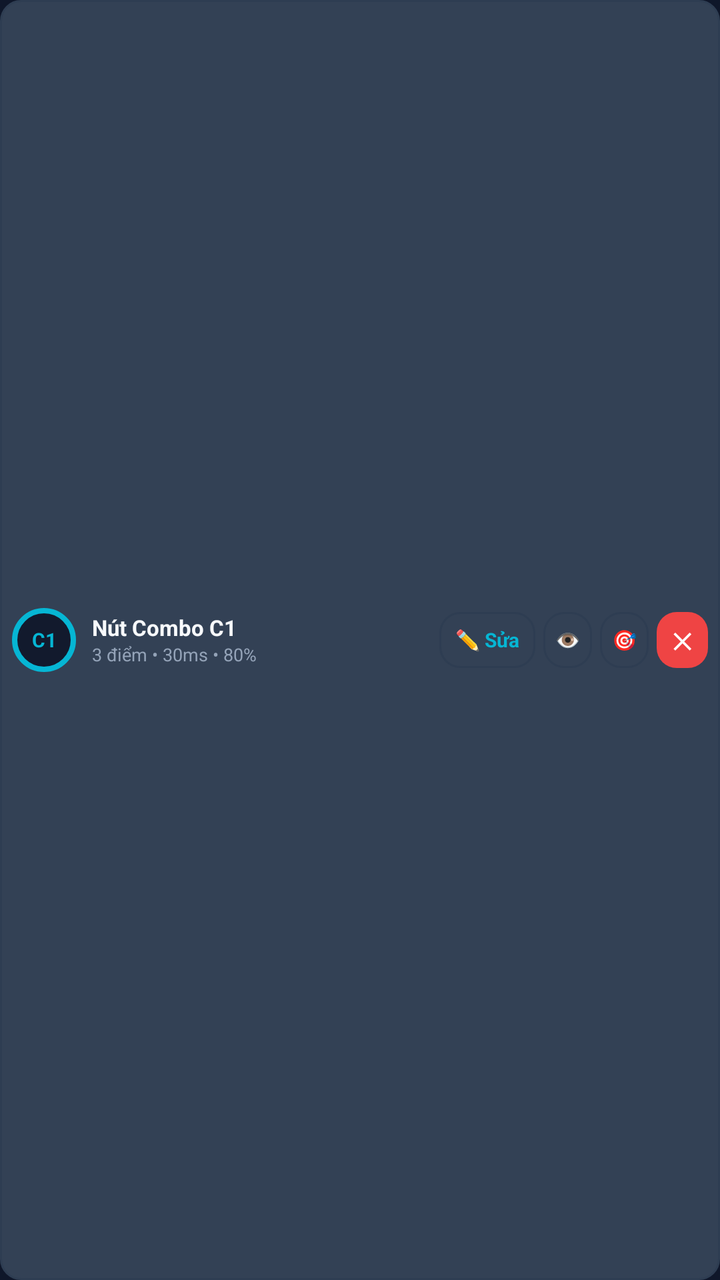
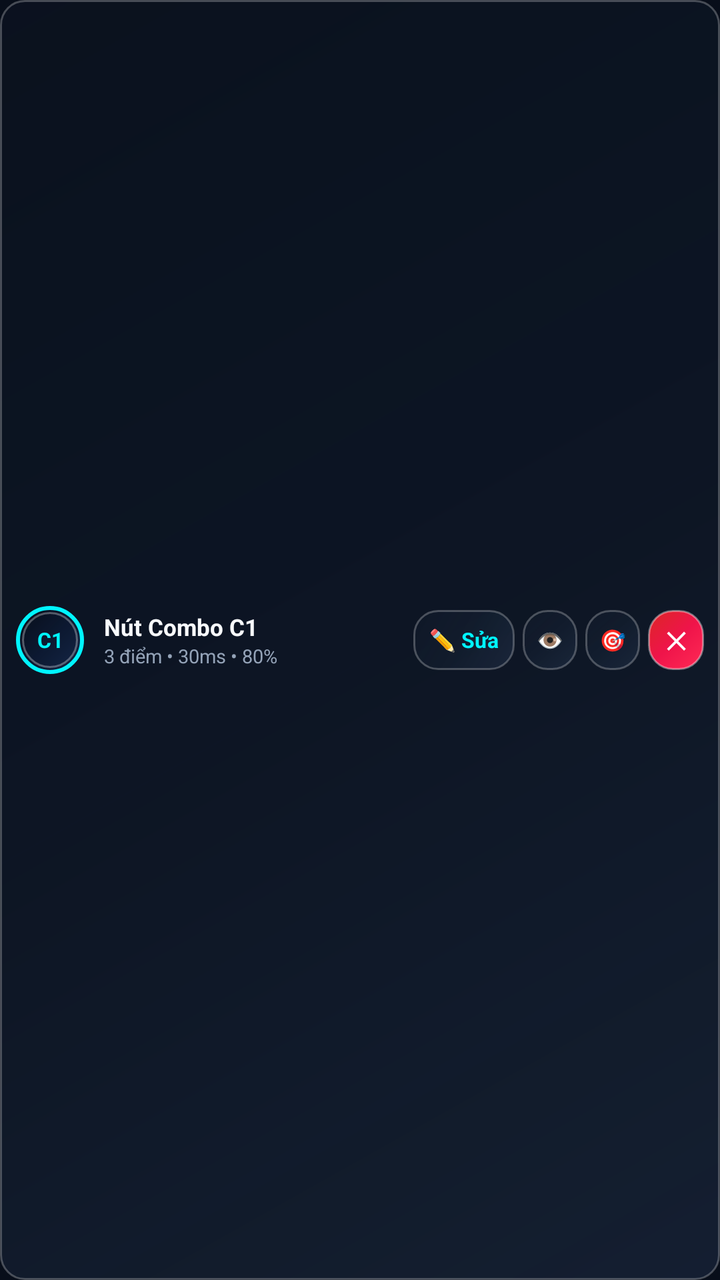

Screens rendered from an Android XML layout before and after an edit, with the pre-edit source and the edit as a unified diff.
<!-- AndroidManifest.xml: application theme Theme.MacroGaming -->
<!-- res/layout/item_assigned_trigger.xml -->
<?xml version="1.0" encoding="utf-8"?>
<LinearLayout xmlns:android="http://schemas.android.com/apk/res/android"
    android:layout_width="match_parent"
    android:layout_height="wrap_content"
    android:layout_marginTop="4dp"
    android:layout_marginBottom="4dp"
    android:background="@drawable/bg_turbo_btn_secondary"
    android:gravity="center_vertical"
    android:orientation="horizontal"
    android:padding="6dp">

    <TextView
        android:id="@+id/tvTriggerBadge"
        android:layout_width="32dp"
        android:layout_height="32dp"
        android:background="@drawable/bg_floating_macro_btn_idle"
        android:gravity="center"
        android:text="C1"
        android:textColor="@color/cyan_neon"
        android:textSize="10sp"
        android:textStyle="bold" />

    <LinearLayout
        android:layout_width="0dp"
        android:layout_height="wrap_content"
        android:layout_marginStart="8dp"
        android:layout_weight="1"
        android:orientation="vertical">

        <TextView
            android:id="@+id/tvTriggerTitle"
            android:layout_width="wrap_content"
            android:layout_height="wrap_content"
            android:text="Nút Combo C1"
            android:textColor="@color/text_primary"
            android:textSize="11sp"
            android:textStyle="bold" />

        <TextView
            android:id="@+id/tvTriggerSub"
            android:layout_width="wrap_content"
            android:layout_height="wrap_content"
            android:text="3 điểm • 30ms • 80%"
            android:textColor="@color/text_secondary"
            android:textSize="9sp" />
    </LinearLayout>

    <TextView
        android:id="@+id/btnTriggerRename"
        android:layout_width="wrap_content"
        android:layout_height="28dp"
        android:layout_marginEnd="4dp"
        android:background="@drawable/bg_turbo_btn_secondary"
        android:gravity="center"
        android:paddingStart="8dp"
        android:paddingEnd="8dp"
        android:text="✏️ Sửa"
        android:textColor="@color/cyan_neon"
        android:textSize="10sp"
        android:textStyle="bold" />

    <TextView
        android:id="@+id/btnTriggerToggle"
        android:layout_width="wrap_content"
        android:layout_height="28dp"
        android:layout_marginEnd="4dp"
        android:background="@drawable/bg_turbo_btn_secondary"
        android:gravity="center"
        android:paddingStart="6dp"
        android:paddingEnd="6dp"
        android:text="👁️"
        android:textColor="@color/text_primary"
        android:textSize="10sp" />

    <TextView
        android:id="@+id/btnTriggerRestorePins"
        android:layout_width="wrap_content"
        android:layout_height="28dp"
        android:layout_marginEnd="4dp"
        android:background="@drawable/bg_turbo_btn_secondary"
        android:gravity="center"
        android:paddingStart="6dp"
        android:paddingEnd="6dp"
        android:text="🎯"
        android:textColor="@color/cyan_neon"
        android:textSize="10sp" />

    <TextView
        android:id="@+id/btnTriggerDelete"
        android:layout_width="wrap_content"
        android:layout_height="28dp"
        android:background="@drawable/bg_turbo_btn_danger"
        android:gravity="center"
        android:paddingStart="8dp"
        android:paddingEnd="8dp"
        android:text="✕"
        android:textColor="@color/white"
        android:textSize="11sp"
        android:textStyle="bold" />

</LinearLayout>
<!-- resources referenced by this layout -->
<resources>
  <color name="cyan_neon">#06B6D4</color>
  <color name="text_primary">#F8FAFC</color>
  <color name="text_secondary">#94A3B8</color>
  <color name="white">#FFFFFF</color>
  <!-- drawable bg_floating_macro_btn_idle (drawable) -->
  <?xml version="1.0" encoding="utf-8"?>
  <shape xmlns:android="http://schemas.android.com/apk/res/android"
      android:shape="oval">
      <solid android:color="#E60F172A" />
      <stroke
          android:width="2.5dp"
          android:color="@color/cyan_neon" />
      <size
          android:width="56dp"
          android:height="56dp" />
  </shape>
  <!-- drawable bg_turbo_btn_danger (drawable) -->
  <?xml version="1.0" encoding="utf-8"?>
  <shape xmlns:android="http://schemas.android.com/apk/res/android"
      android:shape="rectangle">
      <corners android:radius="10dp" />
      <solid android:color="@color/crimson_stop" />
  </shape>
  <!-- drawable bg_turbo_btn_secondary (drawable) -->
  <?xml version="1.0" encoding="utf-8"?>
  <shape xmlns:android="http://schemas.android.com/apk/res/android"
      android:shape="rectangle">
      <corners android:radius="10dp" />
      <solid android:color="@color/bg_surface_elevated" />
      <stroke
          android:width="1dp"
          android:color="@color/stroke_border" />
  </shape>
  <style name="Theme.MacroGaming" parent="Theme.Material3.Dark.NoActionBar">
          <item name="colorPrimary">@color/cyan_neon</item>
          <item name="colorOnPrimary">@color/bg_dark</item>
          <item name="colorSecondary">@color/purple_accent</item>
          <item name="android:windowBackground">@color/bg_dark</item>
          <item name="android:statusBarColor">@color/bg_dark</item>
          <item name="android:navigationBarColor">@color/bg_dark</item>
      </style>
  <color name="crimson_stop">#EF4444</color>
  <color name="bg_surface_elevated">#334155</color>
  <color name="stroke_border">#2E3D52</color>
  <color name="bg_dark">#0F172A</color>
  <color name="purple_accent">#8B5CF6</color>
</resources>

<!-- the commit's change to res/layout/item_assigned_trigger.xml (unified diff, before → after) -->
@@ -7,23 +7,23 @@
     android:background="@drawable/bg_turbo_btn_secondary"
     android:gravity="center_vertical"
     android:orientation="horizontal"
-    android:padding="6dp">
+    android:padding="8dp">
 
     <TextView
         android:id="@+id/tvTriggerBadge"
-        android:layout_width="32dp"
-        android:layout_height="32dp"
+        android:layout_width="34dp"
+        android:layout_height="34dp"
         android:background="@drawable/bg_floating_macro_btn_idle"
         android:gravity="center"
         android:text="C1"
         android:textColor="@color/cyan_neon"
-        android:textSize="10sp"
+        android:textSize="10.5sp"
         android:textStyle="bold" />
 
     <LinearLayout
         android:layout_width="0dp"
         android:layout_height="wrap_content"
-        android:layout_marginStart="8dp"
+        android:layout_marginStart="10dp"
         android:layout_weight="1"
         android:orientation="vertical">
 
@@ -33,7 +33,7 @@
             android:layout_height="wrap_content"
             android:text="Nút Combo C1"
             android:textColor="@color/text_primary"
-            android:textSize="11sp"
+            android:textSize="11.5sp"
             android:textStyle="bold" />
 
         <TextView
@@ -42,13 +42,13 @@
             android:layout_height="wrap_content"
             android:text="3 điểm • 30ms • 80%"
             android:textColor="@color/text_secondary"
-            android:textSize="9sp" />
+            android:textSize="9.5sp" />
     </LinearLayout>
 
     <TextView
         android:id="@+id/btnTriggerRename"
         android:layout_width="wrap_content"
-        android:layout_height="28dp"
+        android:layout_height="30dp"
         android:layout_marginEnd="4dp"
         android:background="@drawable/bg_turbo_btn_secondary"
         android:gravity="center"
@@ -56,46 +56,46 @@
         android:paddingEnd="8dp"
         android:text="✏️ Sửa"
         android:textColor="@color/cyan_neon"
-        android:textSize="10sp"
+        android:textSize="10.5sp"
         android:textStyle="bold" />
 
     <TextView
         android:id="@+id/btnTriggerToggle"
         android:layout_width="wrap_content"
-        android:layout_height="28dp"
+        android:layout_height="30dp"
         android:layout_marginEnd="4dp"
         android:background="@drawable/bg_turbo_btn_secondary"
         android:gravity="center"
-        android:paddingStart="6dp"
-        android:paddingEnd="6dp"
+        android:paddingStart="7dp"
+        android:paddingEnd="7dp"
         android:text="👁️"
         android:textColor="@color/text_primary"
-        android:textSize="10sp" />
+        android:textSize="10.5sp" />
 
     <TextView
         android:id="@+id/btnTriggerRestorePins"
         android:layout_width="wrap_content"
-        android:layout_height="28dp"
+        android:layout_height="30dp"
         android:layout_marginEnd="4dp"
         android:background="@drawable/bg_turbo_btn_secondary"
         android:gravity="center"
-        android:paddingStart="6dp"
-        android:paddingEnd="6dp"
+        android:paddingStart="7dp"
+        android:paddingEnd="7dp"
         android:text="🎯"
         android:textColor="@color/cyan_neon"
-        android:textSize="10sp" />
+        android:textSize="10.5sp" />
 
     <TextView
         android:id="@+id/btnTriggerDelete"
         android:layout_width="wrap_content"
-        android:layout_height="28dp"
+        android:layout_height="30dp"
         android:background="@drawable/bg_turbo_btn_danger"
         android:gravity="center"
-        android:paddingStart="8dp"
-        android:paddingEnd="8dp"
+        android:paddingStart="9dp"
+        android:paddingEnd="9dp"
         android:text="✕"
         android:textColor="@color/white"
-        android:textSize="11sp"
+        android:textSize="11.5sp"
         android:textStyle="bold" />
 
 </LinearLayout>
<!-- resource entries referenced after the edit -->
@@ -1,37 +1,71 @@
 <!-- resources referenced by this layout -->
 <resources>
-  <color name="cyan_neon">#06B6D4</color>
+  <color name="cyan_neon">#00F5FF</color>
   <color name="text_primary">#F8FAFC</color>
   <color name="text_secondary">#94A3B8</color>
   <color name="white">#FFFFFF</color>
   <!-- drawable bg_floating_macro_btn_idle (drawable) -->
   <?xml version="1.0" encoding="utf-8"?>
-  <shape xmlns:android="http://schemas.android.com/apk/res/android"
-      android:shape="oval">
-      <solid android:color="#E60F172A" />
-      <stroke
-          android:width="2.5dp"
-          android:color="@color/cyan_neon" />
-      <size
-          android:width="56dp"
-          android:height="56dp" />
-  </shape>
+  <layer-list xmlns:android="http://schemas.android.com/apk/res/android">
+      
+      <item>
+          <shape android:shape="oval">
+              <gradient
+                  android:angle="135"
+                  android:startColor="#E615284B"
+                  android:centerColor="#D90C1932"
+                  android:endColor="#C0050B16"
+                  android:type="linear" />
+              <stroke
+                  android:width="2dp"
+                  android:color="@color/cyan_neon" />
+              <size
+                  android:width="56dp"
+                  android:height="56dp" />
+          </shape>
+      </item>
+      
+      <item
+          android:bottom="3dp"
+          android:left="3dp"
+          android:right="3dp"
+          android:top="3dp">
+          <shape android:shape="oval">
+              <stroke
+                  android:width="1dp"
+                  android:color="#4DFFFFFF" />
+          </shape>
+      </item>
+  </layer-list>
   <!-- drawable bg_turbo_btn_danger (drawable) -->
   <?xml version="1.0" encoding="utf-8"?>
   <shape xmlns:android="http://schemas.android.com/apk/res/android"
       android:shape="rectangle">
-      <corners android:radius="10dp" />
-      <solid android:color="@color/crimson_stop" />
+      <corners android:radius="12dp" />
+      <gradient
+          android:angle="135"
+          android:startColor="#FF2A55"
+          android:centerColor="#EF144A"
+          android:endColor="#DC2626"
+          android:type="linear" />
+      <stroke
+          android:width="1dp"
+          android:color="#66FFFFFF" />
   </shape>
   <!-- drawable bg_turbo_btn_secondary (drawable) -->
   <?xml version="1.0" encoding="utf-8"?>
   <shape xmlns:android="http://schemas.android.com/apk/res/android"
       android:shape="rectangle">
-      <corners android:radius="10dp" />
-      <solid android:color="@color/bg_surface_elevated" />
+      <corners android:radius="12dp" />
+      <gradient
+          android:angle="135"
+          android:startColor="#383D5980"
+          android:centerColor="#26273C58"
+          android:endColor="#1C18273D"
+          android:type="linear" />
       <stroke
           android:width="1dp"
-          android:color="@color/stroke_border" />
+          android:color="#40FFFFFF" />
   </shape>
   <style name="Theme.MacroGaming" parent="Theme.Material3.Dark.NoActionBar">
           <item name="colorPrimary">@color/cyan_neon</item>
@@ -40,11 +74,10 @@
           <item name="android:windowBackground">@color/bg_dark</item>
           <item name="android:statusBarColor">@color/bg_dark</item>
           <item name="android:navigationBarColor">@color/bg_dark</item>
+          <item name="android:windowLightStatusBar">false</item>
+          <item name="android:windowLightNavigationBar">false</item>
       </style>
-  <color name="crimson_stop">#EF4444</color>
-  <color name="bg_surface_elevated">#334155</color>
-  <color name="stroke_border">#2E3D52</color>
-  <color name="bg_dark">#0F172A</color>
-  <color name="purple_accent">#8B5CF6</color>
+  <color name="bg_dark">#080E1A</color>
+  <color name="purple_accent">#A855F7</color>
 </resources>
 
